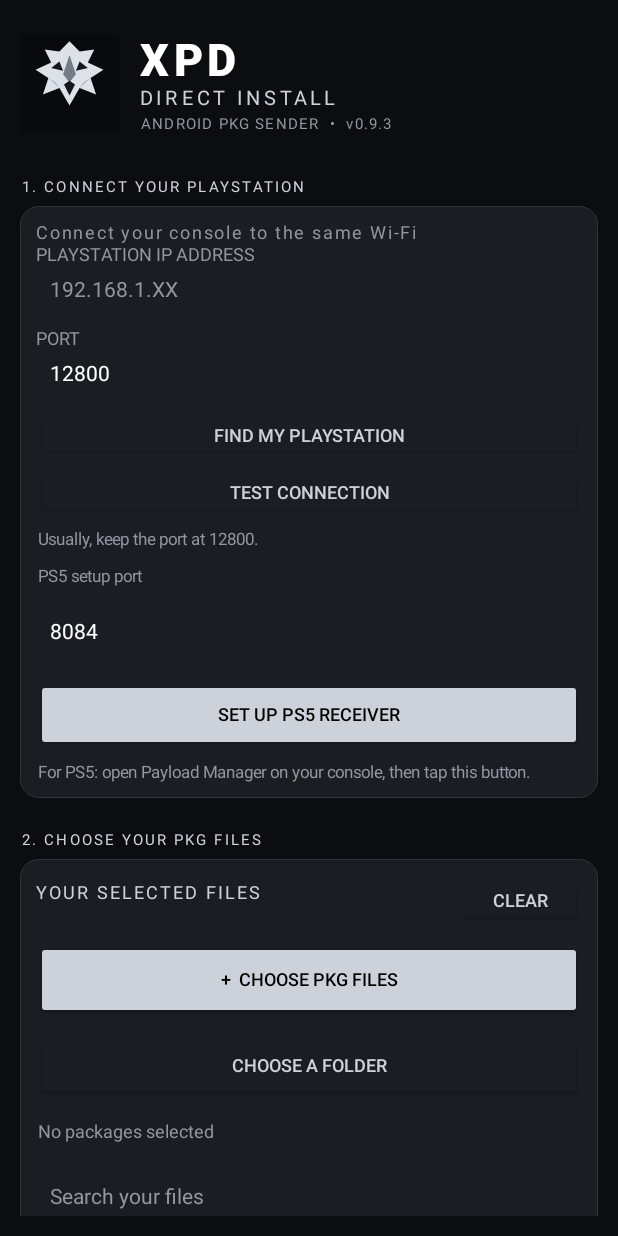
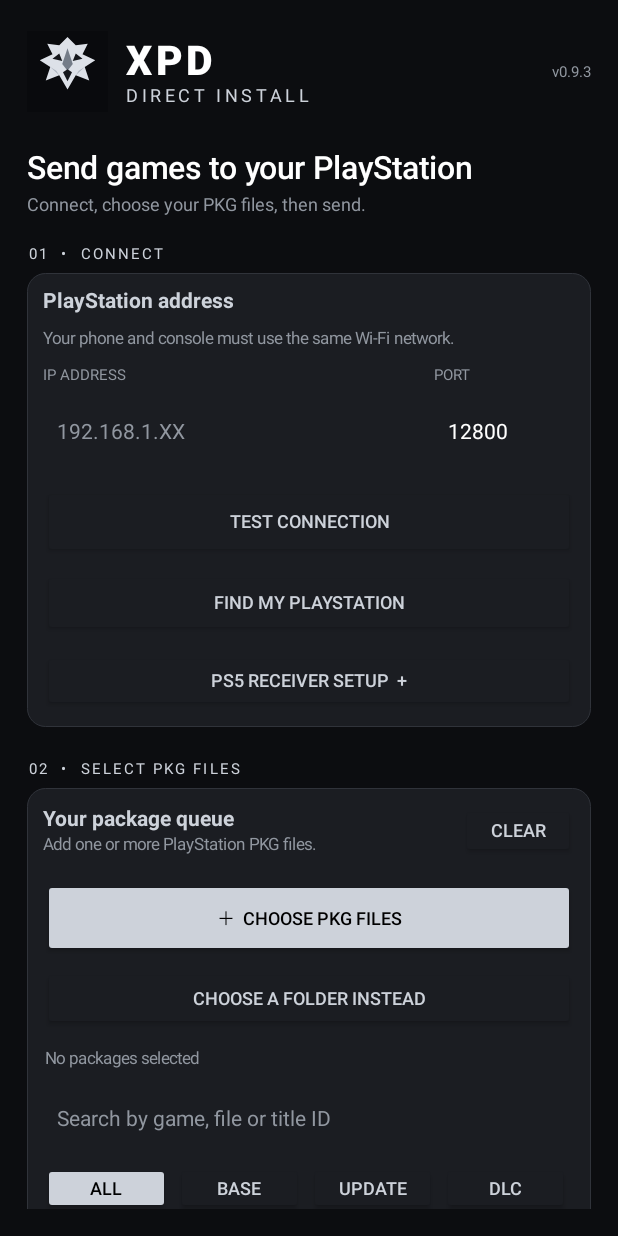
Before and after one commit to XPANGWAN/XPD-Direct-Install, an Android app: the screen it shows after launch (MainActivity), on a phone screen of 412 x 824 dp. Run offline under Robolectric (Android 15) with nearby library versions, the phone set to English and light mode, and no system bars; 6 statements that could not run were skipped.

Commit message:
Rebuild XPD Direct Install screen with simpler three-step layout

```diff
--- a/app/src/main/java/com/xpd/directinstall/MainActivity.kt
+++ b/app/src/main/java/com/xpd/directinstall/MainActivity.kt
@@ -34,67 +34,107 @@ class MainActivity : Activity() {
  @Volatile private var busy=false; @Volatile private var scanning=false; @Volatile private var transferCancelled=false; @Volatile private var paused=false; @Volatile private var ps5ReceiverBusy=false; private val retryEntries=mutableListOf<PkgEntry>(); private val expandedFamilies=mutableSetOf<String>(); private var filterRole="ALL"
  override fun onCreate(savedInstanceState:Bundle?){super.onCreate(savedInstanceState);window.statusBarColor=bg;window.navigationBarColor=bg;window.decorView.systemUiVisibility=View.SYSTEM_UI_FLAG_LIGHT_STATUS_BAR.inv();buildUi();server=TransferRuntime.server;stopServerButton.isEnabled=server!=null;if(server!=null)serverInfo.text="Local file server active on port 9898.";restoreState();if(android.os.Build.VERSION.SDK_INT>=33&&checkSelfPermission(android.Manifest.permission.POST_NOTIFICATIONS)!=android.content.pm.PackageManager.PERMISSION_GRANTED)requestPermissions(arrayOf(android.Manifest.permission.POST_NOTIFICATIONS),9098)}
  private fun buildUi(){
-  val root=LinearLayout(this).apply{orientation=1;setPadding(20,22,20,20);setBackgroundColor(bg)}
-  val scroll=ScrollView(this).apply{clipToPadding=false;isFillViewport=true}
+  val root=LinearLayout(this).apply{orientation=1;setPadding(dp(18),dp(16),dp(18),dp(18));setBackgroundColor(bg)}
+  val scroll=ScrollView(this).apply{clipToPadding=false;isFillViewport=true;overScrollMode=View.OVER_SCROLL_IF_CONTENT_SCROLLS}
   val body=LinearLayout(this).apply{orientation=1}
   val brand=LinearLayout(this).apply{orientation=0;gravity=Gravity.CENTER_VERTICAL}
   val mark=ImageView(this).apply{setImageResource(R.drawable.xpd_wolf_mark);scaleType=ImageView.ScaleType.FIT_CENTER}
-  brand.addView(mark,LinearLayout.LayoutParams(dp(66),dp(66)).apply{rightMargin=dp(14)})
+  brand.addView(mark,lp(dp(54),dp(54)).apply{rightMargin=dp(12)})
   val brandText=LinearLayout(this).apply{orientation=1}
-  brandText.addView(label("XPD",30f,Color.WHITE).apply{typeface=android.graphics.Typeface.create("sans-serif-black",android.graphics.Typeface.BOLD);letterSpacing=.10f})
-  brandText.addView(label("DIRECT INSTALL",13f,silver).apply{letterSpacing=.22f})
-  brandText.addView(label("ANDROID PKG SENDER  •  v0.9.3",10f,muted).apply{letterSpacing=.08f;setPadding(1,5,0,0)})
+  brandText.addView(label("XPD",27f,Color.WHITE).apply{typeface=android.graphics.Typeface.create("sans-serif-black",android.graphics.Typeface.BOLD);letterSpacing=.10f})
+  brandText.addView(label("DIRECT INSTALL",12f,silver).apply{letterSpacing=.20f})
   brand.addView(brandText,LinearLayout.LayoutParams(0,-2,1f))
-  body.addView(brand,lp(-1,dp(82)).apply{bottomMargin=dp(22)})
-  body.addView(sectionHeader("1. CONNECT YOUR PLAYSTATION"))
+  brand.addView(label("v0.9.3",10f,muted))
+  body.addView(brand,lp(-1,dp(64)).apply{bottomMargin=dp(20)})
+
+  body.addView(label("Send games to your PlayStation",21f,Color.WHITE).apply{typeface=android.graphics.Typeface.create("sans-serif-medium",android.graphics.Typeface.NORMAL);setPadding(0,0,0,dp(5))})
+  body.addView(label("Connect, choose your PKG files, then send.",12f,muted).apply{setPadding(0,0,0,dp(20))})
+
+  body.addView(sectionHeader("01  •  CONNECT"))
   val connection=card()
-  connection.addView(label("Connect your console to the same Wi-Fi",12f,muted).apply{letterSpacing=.10f},lp(-1,22))
+  connection.addView(label("PlayStation address",14f,silver).apply{typeface=android.graphics.Typeface.DEFAULT_BOLD},lp(-1,dp(24)))
+  connection.addView(label("Your phone and console must use the same Wi-Fi network.",11f,muted).apply{setPadding(0,dp(3),0,dp(12))})
   ip=field("192.168.1.XX",false).apply{inputType=android.text.InputType.TYPE_CLASS_NUMBER or android.text.InputType.TYPE_NUMBER_FLAG_DECIMAL}
-  connection.addView(label("PLAYSTATION IP ADDRESS",12f,muted),lp(-1,20));connection.addView(ip,lp(-1,52).apply{bottomMargin=12})
-  port=field("12800",true).apply{setText("12800")};connection.addView(label("PORT",12f,muted),lp(-1,20));connection.addView(port,lp(-1,52))
-  connection.addView(button("FIND MY PLAYSTATION"){discoverConsole()},lp(-1,48).apply{topMargin=12})
-  check=button("TEST CONNECTION"){checkReceiver()};connection.addView(check,lp(-1,50).apply{topMargin=8})
-  connection.addView(label("Usually, keep the port at 12800.",11f,muted).apply{setPadding(2,12,2,0)})
-  connection.addView(label("PS5 setup port",11f,muted).apply{setPadding(2,dp(12),2,0)})
+  port=field("12800",true).apply{setText("12800")}
+  val addressRow=LinearLayout(this).apply{orientation=0;gravity=Gravity.CENTER_VERTICAL}
+  val ipCol=LinearLayout(this).apply{orientation=1}
+  ipCol.addView(label("IP ADDRESS",10f,muted).apply{setPadding(0,0,0,dp(6))})
+  ipCol.addView(ip,lp(-1,dp(50)))
+  addressRow.addView(ipCol,LinearLayout.LayoutParams(0,-2,1f).apply{rightMargin=dp(8)})
+  val portCol=LinearLayout(this).apply{orientation=1}
+  portCol.addView(label("PORT",10f,muted).apply{setPadding(0,0,0,dp(6))})
+  portCol.addView(port,lp(-1,dp(50)))
+  addressRow.addView(portCol,LinearLayout.LayoutParams(dp(94),-2))
+  connection.addView(addressRow)
+  check=button("TEST CONNECTION"){checkReceiver()}
+  connection.addView(check,lp(-1,dp(48)).apply{topMargin=dp(12)})
+  connection.addView(button("FIND MY PLAYSTATION"){discoverConsole()},lp(-1,dp(44)).apply{topMargin=dp(8)})
+  val advancedToggle=button("PS5 RECEIVER SETUP  +"){
+   val show=ps5Advanced.visibility!=View.VISIBLE
+   ps5Advanced.visibility=if(show)View.VISIBLE else View.GONE
+   it@button
+  }
+  ps5Advanced=LinearLayout(this).apply{orientation=1;visibility=View.GONE}
+  ps5Advanced.addView(label("Open Payload Manager on your PS5 before setup.",11f,muted).apply{setPadding(0,dp(10),0,dp(6))})
   ps5WebPort=field("8084",true).apply{setText("8084")}
-  connection.addView(ps5WebPort,lp(-1,dp(48)).apply{topMargin=dp(6)})
-  installPs5ReceiverButton=button("SET UP PS5 RECEIVER",true){installPs5Receiver()}
-  connection.addView(installPs5ReceiverButton,lp(-1,dp(48)).apply{topMargin=dp(8)})
-  connection.addView(label("For PS5: open Payload Manager on your console, then tap this button.",11f,muted).apply{setPadding(2,dp(8),2,0)})
+  ps5Advanced.addView(label("PAYLOAD MANAGER PORT",10f,muted),lp(-1,dp(18)))
+  ps5Advanced.addView(ps5WebPort,lp(-1,dp(48)).apply{topMargin=dp(5)})
+  installPs5ReceiverButton=button("INSTALL PS5 RECEIVER",true){installPs5Receiver()}
+  ps5Advanced.addView(installPs5ReceiverButton,lp(-1,dp(48)).apply{topMargin=dp(8)})
+  connection.addView(advancedToggle,lp(-1,dp(40)).apply{topMargin=dp(10)})
+  connection.addView(ps5Advanced,lp(-1,-2))
   body.addView(connection,lp(-1,-2).apply{bottomMargin=dp(22)})
-  body.addView(sectionHeader("2. CHOOSE YOUR PKG FILES"))
+
+  body.addView(sectionHeader("02  •  SELECT PKG FILES"))
   val packages=card()
   val queueTop=LinearLayout(this).apply{orientation=0;gravity=Gravity.CENTER_VERTICAL}
-  queueTop.addView(label("YOUR SELECTED FILES",12f,silver).apply{letterSpacing=.12f},LinearLayout.LayoutParams(0,dp(24),1f))
-  clear=button("CLEAR"){if(!busy){files.clear();retryEntries.clear();served.clear();refreshQueue();saveState()}}.apply{isEnabled=!busy};queueTop.addView(clear,lp(dp(82),dp(34)))
+  val queueHeading=LinearLayout(this).apply{orientation=1}
+  queueHeading.addView(label("Your package queue",14f,silver).apply{typeface=android.graphics.Typeface.DEFAULT_BOLD})
+  queueHeading.addView(label("Add one or more PlayStation PKG files.",11f,muted).apply{setPadding(0,dp(3),0,0)})
+  queueTop.addView(queueHeading,LinearLayout.LayoutParams(0,-2,1f))
+  clear=button("CLEAR"){if(!busy){files.clear();retryEntries.clear();served.clear();refreshQueue();saveState()}}.apply{isEnabled=!busy}
+  queueTop.addView(clear,lp(dp(76),dp(36)))
   packages.addView(queueTop)
-  packages.addView(button("+  CHOOSE PKG FILES",true){chooseFiles()},lp(-1,dp(52)).apply{topMargin=dp(10)})
-  packages.addView(button("CHOOSE A FOLDER"){chooseFolder()},lp(-1,dp(46)).apply{topMargin=dp(8)})
-  fileInfo=label("No files yet. Choose your PKG files below.",12f,muted).apply{setPadding(2,dp(14),2,dp(8))};packages.addView(fileInfo)
-  queueSearch=field("Search your files",false).apply{addTextChangedListener(object:android.text.TextWatcher{
+  packages.addView(button("＋  CHOOSE PKG FILES",true){chooseFiles()},lp(-1,dp(52)).apply{topMargin=dp(14)})
+  packages.addView(button("CHOOSE A FOLDER INSTEAD"){chooseFolder()},lp(-1,dp(42)).apply{topMargin=dp(7)})
+  fileInfo=label("No files selected yet.",11f,muted).apply{setPadding(2,dp(13),2,dp(5))}
+  packages.addView(fileInfo)
+  queueSearch=field("Search by game, file or title ID",false).apply{addTextChangedListener(object:android.text.TextWatcher{
    override fun beforeTextChanged(s:CharSequence?,start:Int,count:Int,after:Int){}
    override fun onTextChanged(s:CharSequence?,start:Int,before:Int,count:Int){refreshQueue()}
    override fun afterTextChanged(s:android.text.Editable?){}
   })}
-  packages.addView(queueSearch,lp(-1,dp(44)).apply{topMargin=dp(6)})
+  packages.addView(queueSearch,lp(-1,dp(44)).apply{topMargin=dp(7)})
   val filterRow=LinearLayout(this).apply{orientation=0}
   listOf("ALL","BASE","UPDATE","DLC").forEach{tag->
-   filterRow.addView(button(tag,tag=="ALL"){filterRole=tag;refreshQueue()},LinearLayout.LayoutParams(0,dp(34),1f).apply{rightMargin=dp(4);topMargin=dp(7)})
+   filterRow.addView(button(tag,tag=="ALL"){filterRole=tag;refreshQueue()},LinearLayout.LayoutParams(0,dp(34),1f).apply{rightMargin=dp(4);topMargin=dp(8)})
   }
   packages.addView(filterRow)
-  queue=LinearLayout(this).apply{orientation=1};queue.addView(label("Choose one or more PKG files to build your queue.",11f,muted).apply{setPadding(2,dp(8),2,dp(8))});packages.addView(queue)
+  queue=LinearLayout(this).apply{orientation=1}
+  queue.addView(label("Your selected packages will appear here.",11f,muted).apply{setPadding(2,dp(12),2,dp(8))})
+  packages.addView(queue)
   body.addView(packages,lp(-1,-2).apply{bottomMargin=dp(22)})
-  body.addView(sectionHeader("3. SEND TO PLAYSTATION"))
+
+  body.addView(sectionHeader("03  •  SEND"))
   val transfer=card()
-  status=label("Ready. Choose your files to begin.",13f,silver).apply{setPadding(2,dp(4),2,dp(14))};transfer.addView(status)
-  send=button("SEND TO PLAYSTATION",true){sendFiles(false)}.apply{isEnabled=false};transfer.addView(send,lp(-1,dp(56)))
-  pauseButton=button("PAUSE"){togglePause()}.apply{isEnabled=false};transfer.addView(pauseButton,lp(-1,dp(44)).apply{topMargin=dp(8)})
-  retryButton=button("TRY AGAIN"){sendFiles(true)}.apply{isEnabled=false};transfer.addView(retryButton,lp(-1,dp(44)).apply{topMargin=dp(8)})
-  serverInfo=label("Phone connection service • Port 9898",11f,muted).apply{setPadding(2,dp(12),2,2)};transfer.addView(serverInfo)
-  stopServerButton=button("STOP SENDING"){stopTransferServer()}.apply{isEnabled=false};transfer.addView(stopServerButton,lp(-1,dp(42)).apply{topMargin=dp(8)})
-  body.addView(transfer,lp(-1,-2).apply{bottomMargin=dp(18)})
-  body.addView(label("Keep your phone and PlayStation on the same Wi-Fi. A message saying “accepted” means the console received the request; check the console to confirm installation.",11f,muted).apply{setPadding(4,4,4,22);gravity=Gravity.CENTER})
-  scroll.addView(body);root.addView(scroll);setContentView(root)
+  transfer.addView(label("Ready to install?",15f,silver).apply{typeface=android.graphics.Typeface.DEFAULT_BOLD})
+  status=label("Choose PKG files to get started.",12f,muted).apply{setPadding(0,dp(6),0,dp(14))}
+  transfer.addView(status)
+  send=button("SEND TO PLAYSTATION",true){sendFiles(false)}.apply{isEnabled=false}
+  transfer.addView(send,lp(-1,dp(54)))
+  pauseButton=button("PAUSE TRANSFER"){togglePause()}.apply{isEnabled=false}
+  transfer.addView(pauseButton,lp(-1,dp(42)).apply{topMargin=dp(8)})
+  retryButton=button("RETRY FAILED FILES"){sendFiles(true)}.apply{isEnabled=false}
+  transfer.addView(retryButton,lp(-1,dp(42)).apply{topMargin=dp(7)})
+  serverInfo=label("Phone file server • Port 9898",10f,muted).apply{setPadding(2,dp(12),2,dp(2))}
+  transfer.addView(serverInfo)
+  stopServerButton=button("STOP FILE SERVER"){stopTransferServer()}.apply{isEnabled=false}
+  transfer.addView(stopServerButton,lp(-1,dp(40)).apply{topMargin=dp(7)})
+  body.addView(transfer,lp(-1,-2).apply{bottomMargin=dp(14)})
+  body.addView(label("Keep your phone and PlayStation on the same Wi-Fi. Always check your console to confirm the installation.",10f,muted).apply{gravity=Gravity.CENTER;textAlignment=View.TEXT_ALIGNMENT_CENTER;setPadding(dp(8),dp(4),dp(8),dp(20))})
+  scroll.addView(body)
+  root.addView(scroll,lp(-1,-1))
+  setContentView(root)
  }
  private fun prefs()=getSharedPreferences("xpd_direct_install",MODE_PRIVATE)
  private fun restoreState(){
```
